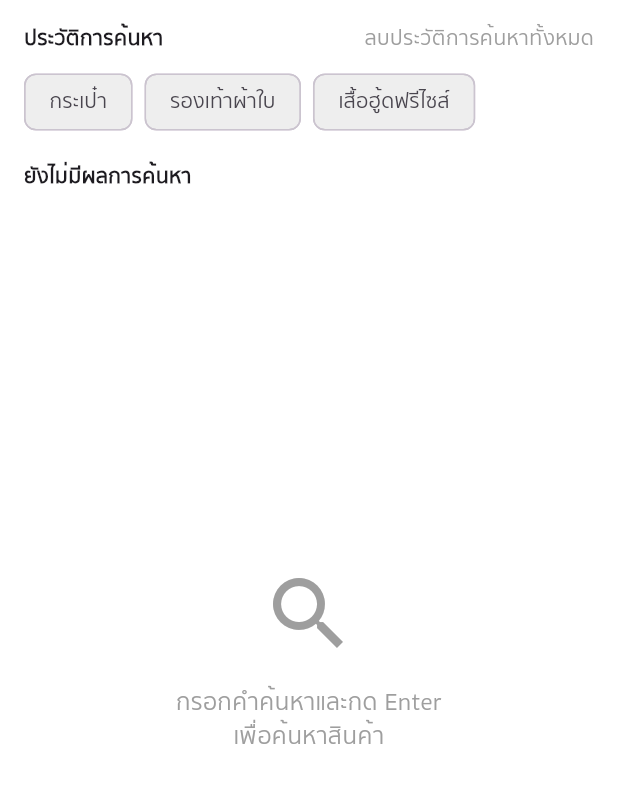
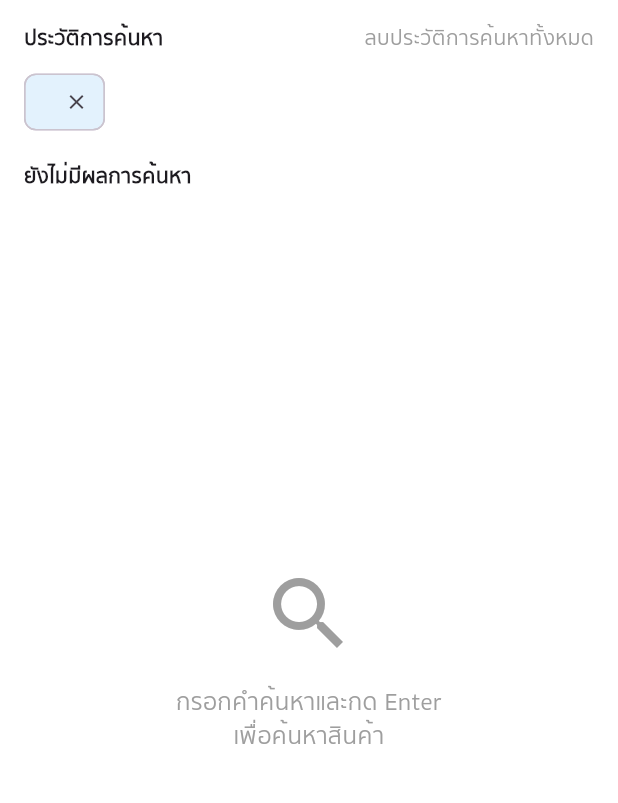
Before and after one commit to AshaTechCorporation/gcargo, a Flutter app: the SearchPage screen opened directly, on a phone screen of 412 x 824 dp, the part 96-899 px from its top. Run offline on Flutter 3.47's test engine with Material 3 defaults, Android fonts, the phone set to English and light mode, and no system bars; our stand-ins replace device_info_plus, dio, file_picker, flutter_widget_from_html, get, image_picker and 1 more; accounts and stored records are empty; network calls fail.

Commit message:
เพิ่มการค้นหาสินค้า ประวัติการค้นหา

```diff
--- a/lib/home/searchPage.dart
+++ b/lib/home/searchPage.dart
@@ -3,7 +3,6 @@ import 'package:get/get.dart';
 import 'package:gcargo/controllers/home_controller.dart';
 import 'package:gcargo/home/productDetailPage.dart';
 import 'package:gcargo/home/widgets/ProductCardFromAPI.dart';
-import 'package:gcargo/utils/helpers.dart';
 
 class SearchPage extends StatefulWidget {
   final List<Map<String, dynamic>> initialSearchResults;
@@ -21,6 +20,7 @@ class _SearchPageState extends State<SearchPage> {
   List<Map<String, dynamic>> currentSearchResults = [];
   String currentSearchQuery = '';
   bool isSearching = false;
+  List<String> searchHistory = [];
 
   @override
   void initState() {
@@ -29,6 +29,7 @@ class _SearchPageState extends State<SearchPage> {
     currentSearchResults = widget.initialSearchResults;
     currentSearchQuery = widget.initialSearchQuery;
     searchController.text = widget.initialSearchQuery;
+    searchHistory.add(widget.initialSearchQuery);
 
     // Get HomeController
     try {
@@ -38,7 +39,25 @@ class _SearchPageState extends State<SearchPage> {
     }
   }
 
-  final List<String> searchTags = ['กระเป๋า', 'รองเท้าผ้าใบ', 'เสื้อฮู้ดฟรีไซส์'];
+  // Method to save search query to history
+  void _saveSearchToHistory(String query) {
+    if (query.trim().isNotEmpty && !searchHistory.contains(query.trim())) {
+      setState(() {
+        searchHistory.insert(0, query.trim()); // Add to beginning
+        // Keep only last 10 searches
+        if (searchHistory.length > 10) {
+          searchHistory = searchHistory.take(10).toList();
+        }
+      });
+    }
+  }
+
+  // Method to clear search history
+  void _clearSearchHistory() {
+    setState(() {
+      searchHistory.clear();
+    });
+  }
 
   // Method to handle search within SearchPage
   Future<void> _performSearch(String query) async {
@@ -46,6 +65,9 @@ class _SearchPageState extends State<SearchPage> {
       ScaffoldMessenger.of(context).showSnackBar(const SnackBar(content: Text('กรุณากรอกคำค้นหา')));
       return;
     }
+
+    // Save search query to history every time user searches
+    _saveSearchToHistory(query);
 
     setState(() {
       isSearching = true;
@@ -154,13 +176,42 @@ class _SearchPageState extends State<SearchPage> {
               // 🔹 History
               Row(
                 mainAxisAlignment: MainAxisAlignment.spaceBetween,
-                children: const [
-                  Text("ประวัติการค้นหา", style: TextStyle(fontWeight: FontWeight.bold)),
-                  Text("ลบประวัติการค้นหาทั้งหมด", style: TextStyle(color: Colors.grey)),
+                children: [
+                  const Text("ประวัติการค้นหา", style: TextStyle(fontWeight: FontWeight.bold)),
+                  GestureDetector(onTap: _clearSearchHistory, child: const Text("ลบประวัติการค้นหาทั้งหมด", style: TextStyle(color: Colors.grey))),
                 ],
               ),
               const SizedBox(height: 8),
-              Wrap(spacing: 8, runSpacing: 8, children: searchTags.map((tag) => Chip(label: Text(tag), backgroundColor: Colors.grey[200])).toList()),
+
+              // Display search history if available, otherwise show default tags
+              if (searchHistory.isNotEmpty) ...[
+                Wrap(
+                  spacing: 8,
+                  runSpacing: 8,
+                  children:
+                      searchHistory
+                          .map(
+                            (query) => GestureDetector(
+                              onTap: () {
+                                searchController.text = query;
+                                _performSearch(query);
+                              },
+                              child: Chip(
+                                label: Text(query),
+                                backgroundColor: Colors.blue.shade50,
+                                deleteIcon: const Icon(Icons.close, size: 16),
+                                onDeleted: () {
+                                  setState(() {
+                                    searchHistory.remove(query);
+                                  });
+                                },
+                              ),
+                            ),
+                          )
+                          .toList(),
+                ),
+              ] else
+                ...[],
 
               const SizedBox(height: 16),
 
```
